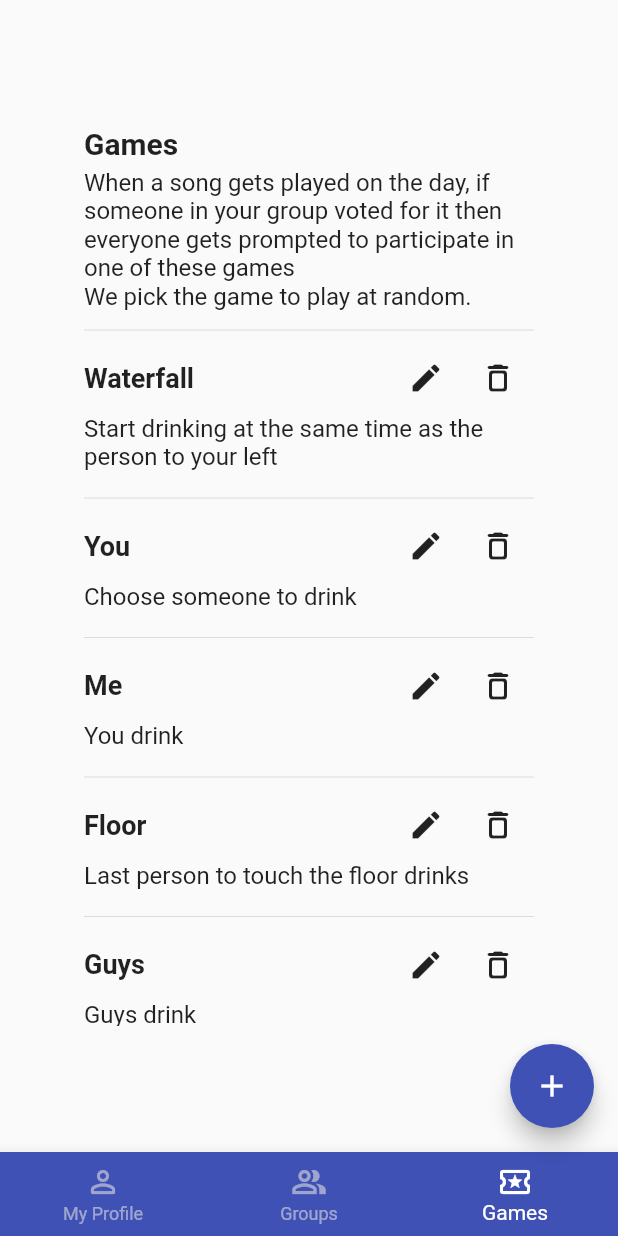
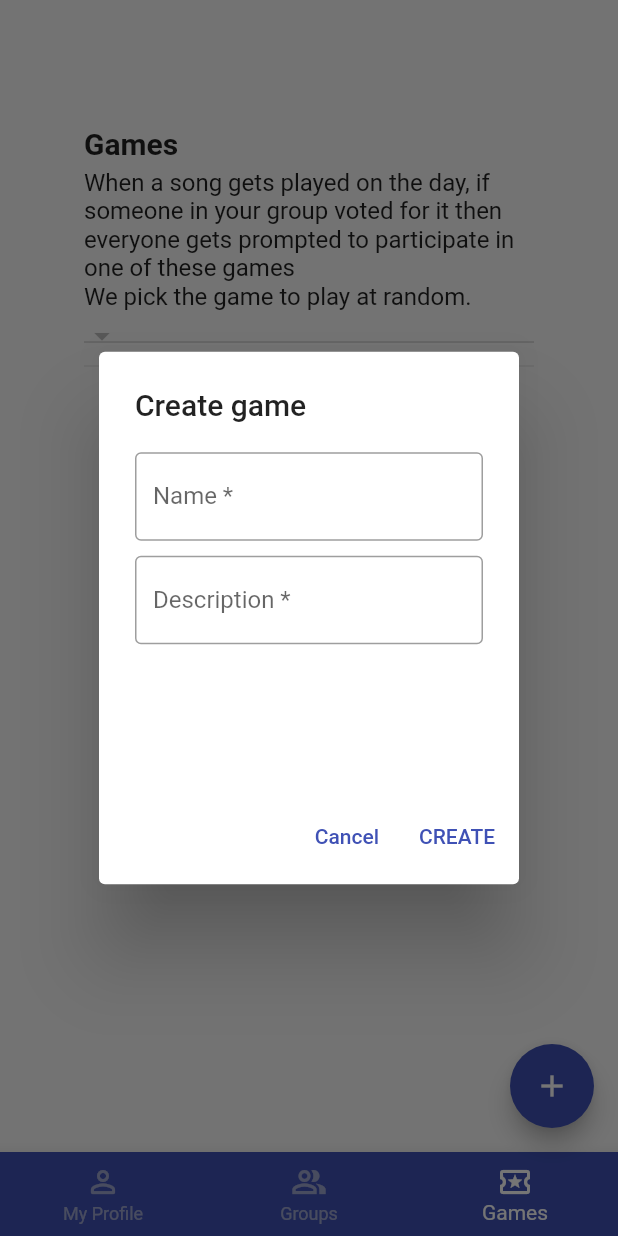
Before and after one commit to rflett/jui, a Flutter app: the ProfilePage screen opened directly, item 3 of the bottom bar chosen, after a tap on the "add" icon, on a phone screen of 412 x 824 dp. Run offline on Flutter 3.47's test engine with Material 2 defaults, Android fonts, the light colour scheme and no system bars; our stand-ins replace flutter_secure_storage, flutter_speed_dial, lottie, qr_flutter, share, shared_preferences; missing offline and left inert: jwt_decode, qr_code_scanner; accounts and stored records are empty; generated files the repository leaves out were written again; network calls fail.

Commit message:
WIP create/update a game, wire up with server.

```diff
--- a/lib/view/pages/logged_in/profile/profile_page.dart
+++ b/lib/view/pages/logged_in/profile/profile_page.dart
@@ -1,5 +1,6 @@
 import 'package:flutter/material.dart';
 import 'package:jui/constants/settings_pages.dart';
+import 'package:jui/view/pages/logged_in/profile/sub_pages/components/create_update_game.dart';
 import 'package:jui/view/pages/logged_in/profile/sub_pages/games_page.dart';
 import 'package:jui/view/pages/logged_in/profile/sub_pages/groups_page.dart';
 import 'package:jui/view/pages/logged_in/profile/sub_pages/my_profile_page.dart';
@@ -38,7 +39,11 @@ class _ProfilePageState extends State<ProfilePage> {
         .showSnackBar(SnackBar(content: Text("TODO prompt to join a group.")));
   }
 
-  void _createGamePressed() {}
+  void _createGamePressed() {
+    showDialog(context: context, builder: (context) {
+      return CreateUpdateGamePopup(groupId: "ad9c5208-e7f4-4fd8-bc03-305741f95a97");
+    });
+  }
 
   Widget? _currentFab() {
     switch (this._selectedIndex) {
--- /dev/null
+++ b/lib/view/pages/logged_in/profile/sub_pages/components/create_update_game.dart
@@ -0,0 +1,169 @@
+import 'package:flutter/cupertino.dart';
+import 'package:flutter/material.dart';
+import 'package:jui/models/dto/request/group/games/create_update_game.dart';
+import 'package:jui/models/dto/response/group/games/game_response.dart';
+import 'package:jui/models/dto/response/problem_response.dart';
+import 'package:jui/server/game.dart';
+import 'package:jui/utilities/popups.dart';
+import 'package:jui/utilities/validation.dart';
+
+class CreateUpdateGamePopup extends StatefulWidget {
+  final String groupId;
+  final GameResponse? game;
+  CreateUpdateGamePopup({Key? key, required this.groupId, this.game}) : super(key: key);
+
+  @override
+  _CreateUpdateGamePopupState createState() =>
+      _CreateUpdateGamePopupState(this.groupId, this.game);
+}
+
+class _CreateUpdateGamePopupState extends State<CreateUpdateGamePopup> {
+  // others
+  GameResponse? _game;
+  String _groupId = "";
+  String _title = "";
+  String _actionBtnText = "";
+  bool _deleteVisible = false;
+
+  // forms
+  final _formKey = GlobalKey<FormState>();
+  TextEditingController _name = new TextEditingController(text: "");
+  TextEditingController _description = new TextEditingController(text: "");
+
+  _CreateUpdateGamePopupState(String groupId, GameResponse? game) {
+    this._groupId = groupId;
+    if (game == null) {
+      this._title = "Create game";
+      this._actionBtnText = "CREATE";
+      this._deleteVisible = false;
+    } else {
+      this._title = "Update game";
+      this._actionBtnText = "UPDATE";
+      this._deleteVisible = true;
+      this._name.text = game.name;
+      this._description.text = game.description;
+      this._game = game;
+    }
+  }
+
+  void _onAction(BuildContext context) async {
+    if (_formKey.currentState?.validate() != true) {
+      return;
+    }
+
+    bool success;
+    if (this._game == null) {
+      success = await this._createGame(this._name.text, this._description.text);
+    } else {
+      success = await this._updateGame(this._name.text, this._description.text);
+    }
+
+    if (success == true) {
+      Navigator.of(context).pop(true);
+    }
+  }
+
+  Future<bool> _createGame(String name, String description) async {
+    var requestData = CreateUpdateGameRequest(name, description);
+    try {
+      // TODO
+      await Game.create(this._groupId, requestData);
+      ScaffoldMessenger.of(context)
+          .showSnackBar(SnackBar(content: Text("Created $name.")));
+      return true;
+    } catch (err) {
+      // TODO logging
+      print(err);
+      PopupUtils.showError(context, err as ProblemResponse);
+      return false;
+    }
+  }
+
+  Future<bool> _updateGame(String name, String description) async {
+    var requestData = CreateUpdateGameRequest(name, description);
+    try {
+      await Game.update(this._game!.groupID, this._game!.gameID, requestData);
+      ScaffoldMessenger.of(context)
+          .showSnackBar(SnackBar(content: Text("Updated $name.")));
+      return true;
+    } catch (err) {
+      // TODO logging
+      print(err);
+      PopupUtils.showError(context, err as ProblemResponse);
+      return false;
+    }
+  }
+
+  void _deleteGame() async {
+    try {
+      await Game.delete(this._game!.groupID, this._game!.gameID);
+      ScaffoldMessenger.of(context)
+          .showSnackBar(SnackBar(content: Text("Successfully deleted game.")));
+    } catch (err) {
+      // TODO logging
+      print(err);
+      PopupUtils.showError(context, err as ProblemResponse);
+    }
+  }
+
+  @override
+  Widget build(BuildContext context) {
+    return AlertDialog(
+      title: Text(this._title),
+      content: Form(
+        key: _formKey,
+        child: Container(
+          width: 200,
+          height: 200,
+          child: ListView(
+            children: [
+              Wrap(
+                runSpacing: 10,
+                children: [
+                  TextFormField(
+                    controller: this._name,
+                    keyboardType: TextInputType.name,
+                    validator: validateRequired,
+                    decoration: InputDecoration(
+                        labelText: "Name \*", border: OutlineInputBorder()),
+                  ),
+                  TextFormField(
+                    controller: this._description,
+                    validator: validateRequired,
+                    keyboardType: TextInputType.multiline,
+                    minLines: 1,
+                    maxLines: 4,
+                    decoration: InputDecoration(
+                        labelText: "Description \*", border: OutlineInputBorder()),
+                  ),
+                ],
+              ),
+            ],
+          ),
+        ),
+      ),
+      actions: [
+        Visibility(
+          visible: _deleteVisible,
+          child: IconButton(
+              alignment: Alignment.centerLeft,
+              icon: Icon(Icons.delete_outline_rounded, color: Colors.red),
+              onPressed: () {
+                _deleteGame();
+                Navigator.of(context).pop(true);
+              }),
+        ),
+        TextButton(
+          child: Text('Cancel'),
+          onPressed: () {
+            Navigator.of(context).pop(false);
+          },
+        ),
+        TextButton(
+          child: Text(this._actionBtnText),
+          onPressed: () => this._onAction(context),
+        ),
+      ],
+    );
+  }
+}
--- a/lib/view/pages/logged_in/profile/sub_pages/games_page.dart
+++ b/lib/view/pages/logged_in/profile/sub_pages/games_page.dart
@@ -1,5 +1,14 @@
 import 'package:flutter/cupertino.dart';
 import 'package:flutter/material.dart';
+import 'package:jui/models/dto/response/group/games/game_response.dart';
+import 'package:jui/models/dto/response/group/group_response.dart';
+import 'package:jui/models/dto/response/problem_response.dart';
+import 'package:jui/models/dto/response/user/user.dart';
+import 'package:jui/server/group.dart';
+import 'package:jui/server/user.dart';
+import 'package:jui/utilities/popups.dart';
+import 'package:jui/utilities/token.dart';
+import 'package:jui/view/pages/logged_in/profile/sub_pages/components/create_update_game.dart';
 
 class GamesPage extends StatefulWidget {
   GamesPage({Key? key}) : super(key: key);
@@ -8,83 +17,103 @@ class GamesPage extends StatefulWidget {
   _GamesPageState createState() => _GamesPageState();
 }
 
-class _Game {
-  final String name;
-  final String description;
-
-  _Game(this.name, this.description);
-}
-
 class _GamesPageState extends State<GamesPage> {
-  List<_Game> games = [];
+  // drop down menu item for selecting the current group
+  List<DropdownMenuItem<String>> _selectedGroupOptions = [];
+  // id of the currently selected group from the drop down
+  String? _selectedGroupId;
+  // all groups that a user is a member of
+  List<GroupResponse> _groups = [];
+  // all the games in the current group
+  List<GameResponse> _games = [];
+  // the current logged in user
+  UserResponse? user;
 
   _GamesPageState() {
     this.getData();
   }
 
-  void getData() {
-    this.games = [
-      _Game("Waterfall",
-          "Start drinking at the same time as the person to your left"),
-      _Game("You", "Choose someone to drink"),
-      _Game("Me", "You drink"),
-      _Game("Floor", "Last person to touch the floor drinks"),
-      _Game("Guys", "Guys drink"),
-      _Game("Girls", "Girls drink"),
-      _Game("Heaven", "Last person to raise their hand drinks"),
-      _Game("Mate",
-          "Choose someone to be your mate, they have to drink whenenever you drink"),
-    ];
-  }
+  void getData() async {
+    try {
+      // retrieve the user id from the stored token
+      var tkn = await Token.get();
+      var user = await User.get(tkn.sub, withVotes: false);
+      this.user = user;
 
-  void _editGame(String name) {
-    ScaffoldMessenger.of(context)
-        .showSnackBar(SnackBar(content: Text("Edit $name!")));
-  }
+      // get all the users groups
+      // TODO this should be 1 API call
+      List<GroupResponse> groups = [];
+      for (var i = 0; i < this.user!.groups!.length; i++) {
+        var group = await this._getGroup(this.user!.groups![i]);
+        if (group != null) {
+          groups.add(group);
+        }
+      }
+      this._groups = groups;
 
-  void _confirmDeleteGame(_Game game) async {
-    var shouldRemove = await showDialog<bool>(
-        context: context,
-        builder: (context) {
-          return AlertDialog(
-            title: Text("Confirm"),
-            content: Text(
-                "Are you sure you want to delete the game \"${game.name}\"?"),
-            actions: [
-              TextButton(
-                child: Text('Cancel'),
-                onPressed: () {
-                  Navigator.of(context).pop(false);
-                },
-              ),
-              TextButton(
-                child: Text('YES'),
-                onPressed: () {
-                  Navigator.of(context).pop(true);
-                },
-              ),
-            ],
-          );
-        });
-
-    if (shouldRemove == true) {
-      _deleteGame(game);
+      // generate the drop down items and select the first group in the list
+      _generateDropDownItems();
+      this._selectGroup(this._groups[0].groupID);
+    } catch (err) {
+      // TODO logging
+      print(err);
+      PopupUtils.showError(context, err as ProblemResponse);
     }
   }
 
-  void _deleteGame(_Game game) {
-    setState(() {
-      this.games.removeWhere((element) => element == game);
-    });
-
-    ScaffoldMessenger.of(context)
-        .showSnackBar(SnackBar(content: Text("Deleted ${game.name}!")));
+  Future<GroupResponse?> _getGroup(String groupId) async {
+    try {
+      var group = await Group.get(groupId);
+      return group;
+    } catch (err) {
+      // TODO logging
+      print(err);
+      PopupUtils.showError(context, err as ProblemResponse);
+    }
   }
 
-  List<Widget> _games(BuildContext context) {
+  /// generates the group drop down menu items from the users groups
+  void _generateDropDownItems() {
+    this._selectedGroupOptions = this
+        ._groups
+        .map((element) => DropdownMenuItem<String>(
+        value: element.groupID, child: Text(element.name)))
+        .toList();
+  }
+
+  /// called when a group is selected from the drop down, updates the page data
+  void _selectGroup(String? groupId) async {
+    try {
+      var gamesResponse = await Group.getGames(groupId!);
+      setState(() {
+        this._selectedGroupId = groupId;
+        this._games = gamesResponse.games;
+      });
+    } catch (err) {
+      // TODO logging
+      print(err);
+      PopupUtils.showError(context, err as ProblemResponse);
+    }
+  }
+
+  void _editGame(GameResponse game) async {
+    var shouldRefresh = await showDialog<bool>(
+      context: context,
+      builder: (context) {
+        return CreateUpdateGamePopup(game: game, groupId: this._selectedGroupId!);
+      },
+    );
+    if (shouldRefresh == true) {
+      setState(() {
+        _selectGroup(this._selectedGroupId);
+      });
+    }
+  }
+
+  List<Widget> _gameList(BuildContext context) {
     List<Widget> gameWidgets = [];
 
-    for (var i = 0; i < this.games.length; i++) {
+    for (var i = 0; i < this._games.length; i++) {
       gameWidgets.add(Column(
         crossAxisAlignment: CrossAxisAlignment.stretch,
         children: [
@@ -92,28 +121,17 @@ class _GamesPageState extends State<GamesPage> {
             mainAxisAlignment: MainAxisAlignment.spaceBetween,
             children: [
               Text(
-                this.games[i].name,
+                this._games[i].name,
                 style: TextStyle(fontSize: 18, fontWeight: FontWeight.bold),
               ),
-              Column(
-                children: [
-                  Row(
-                    mainAxisAlignment: MainAxisAlignment.spaceBetween,
-                    children: [
-                      IconButton(
-                          icon: Icon(Icons.edit),
-                          onPressed: () => _editGame(this.games[i].name)),
-                      IconButton(
-                          icon: Icon(Icons.delete_outline_rounded),
-                          onPressed: () => _confirmDeleteGame(this.games[i])),
-                    ],
-                  )
-                ],
+              IconButton(
+                icon: Icon(Icons.edit),
+                onPressed: () => _editGame(this._games[i]),
               ),
             ],
           ),
           Text(
-            this.games[i].description,
+            this._games[i].description,
             textAlign: TextAlign.left,
             style: TextStyle(fontSize: 16),
           ),
@@ -149,8 +167,13 @@ class _GamesPageState extends State<GamesPage> {
                 style: TextStyle(fontSize: 16),
               ),
             ),
+            DropdownButton(
+              value: _selectedGroupId,
+              onChanged: (String? newValue) => _selectGroup(newValue),
+              items: _selectedGroupOptions,
+            ),
             Divider(),
-            ..._games(context),
+            ..._gameList(context),
           ],
         ),
       ),
```
